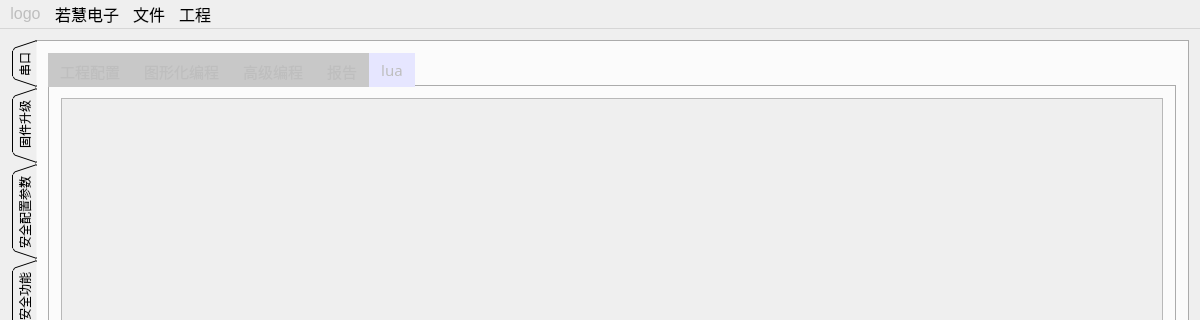
su0814/qt_spc100, file mainwindow.ui: the form before one commit; both pictures show x 0 to 1200 and y 0 to 320 of the 1200 by 600 pixel window.
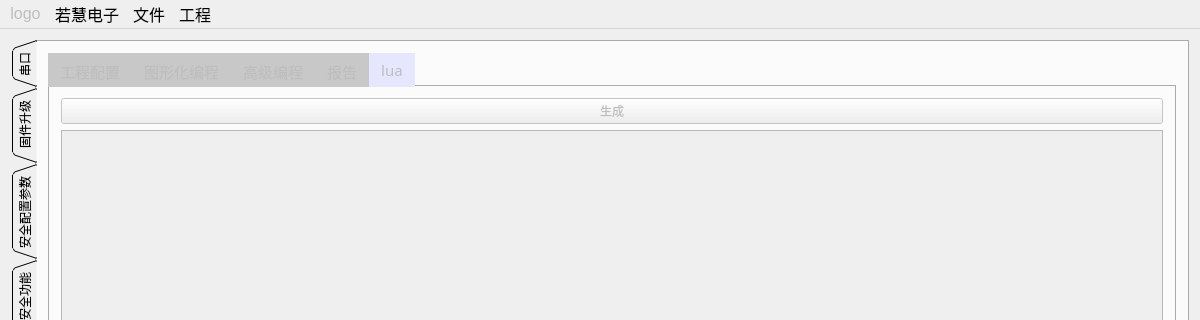
The form after the commit.

Commit message: 添加生成lua代码调试的按钮

Diff of the .ui file:
```diff
--- a/mainwindow.ui
+++ b/mainwindow.ui
@@ -5468,7 +5468,7 @@
             <string>lua</string>
            </attribute>
            <layout class="QGridLayout" name="gridLayout_34">
-            <item row="0" column="0">
+            <item row="1" column="0">
              <widget class="QPlainTextEdit" name="plainTextEdit">
               <property name="font">
                <font>
@@ -5477,6 +5477,13 @@
               </property>
              </widget>
             </item>
+            <item row="0" column="0">
+             <widget class="QPushButton" name="pushButton">
+              <property name="text">
+               <string>生成</string>
+              </property>
+             </widget>
+            </item>
            </layout>
           </widget>
          </widget>
```
The commit also changes 2 other files.
